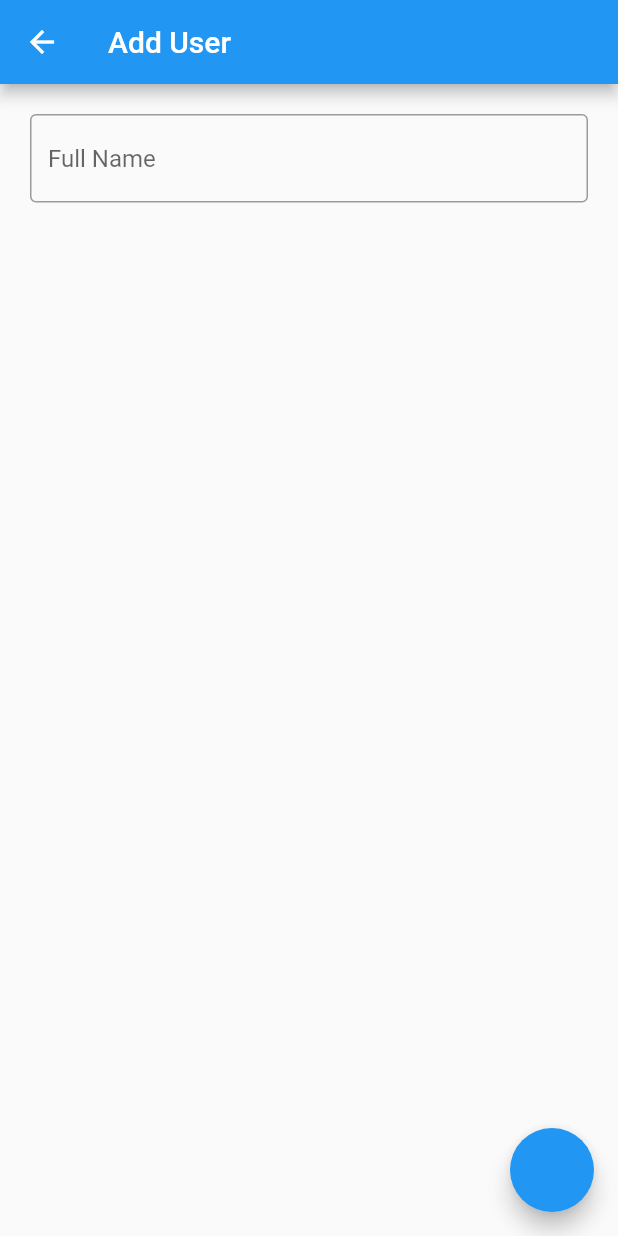
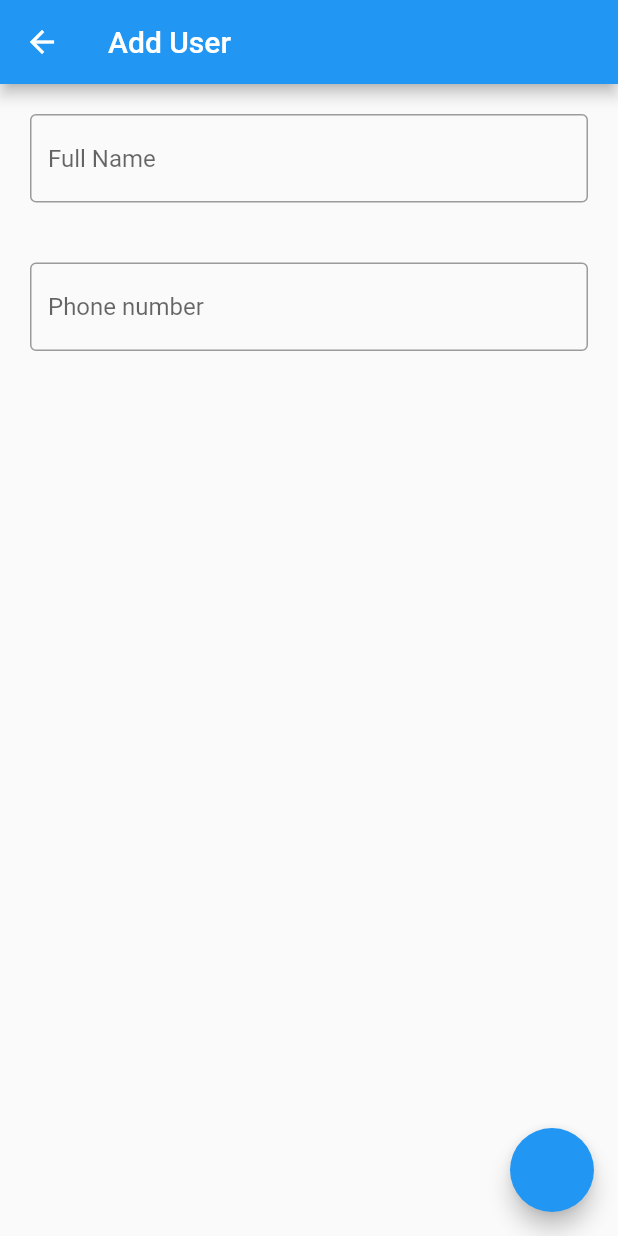
Before and after one commit to muhriddinbek-off/provider_example, a Flutter app: the AddUser screen opened directly, on a phone screen of 412 x 824 dp. Run offline on Flutter 3.47's test engine with Material 2 defaults, Android fonts, the phone set to English and light mode, and no system bars.

Commit message:
add user model

```diff
--- /dev/null
+++ b/lib/model/user.dart
@@ -0,0 +1,8 @@
+class User {
+  final String name;
+  final int phone;
+  User({
+    required this.name,
+    required this.phone,
+  });
+}
--- a/lib/ui/add_user.dart
+++ b/lib/ui/add_user.dart
@@ -1,10 +1,12 @@
 import 'package:flutter/material.dart';
 import 'package:provider/provider.dart';
 import 'package:provider_example/model/model.dart';
+import 'package:provider_example/model/user.dart';
 
 class AddUser extends StatelessWidget {
   AddUser({super.key});
   TextEditingController controller = TextEditingController();
+  TextEditingController controller1 = TextEditingController();
   @override
   Widget build(BuildContext context) {
     return Scaffold(
@@ -23,10 +25,20 @@ class AddUser extends StatelessWidget {
               ),
             ),
           ),
+          Padding(
+            padding: const EdgeInsets.all(20.0),
+            child: TextField(
+              controller: controller1,
+              decoration: const InputDecoration(
+                hintText: 'Phone number',
+                border: OutlineInputBorder(),
+              ),
+            ),
+          ),
         ],
       ),
       floatingActionButton: FloatingActionButton(onPressed: () {
-        context.read<ModelProvider>().getAdd(controller.text);
+        context.read<ModelProvider>().getAdd(User(name: controller.text, phone: int.parse(controller1.text)));
         Navigator.pop(context);
       }),
     );
--- a/lib/ui/home_screen.dart
+++ b/lib/ui/home_screen.dart
@@ -27,7 +27,8 @@ class HomeScreen extends StatelessWidget {
                 itemBuilder: (context, index) {
                   return ListTile(
                     leading: CircleAvatar(child: Text('${index + 1}')),
-                    title: Text(value.data[index]),
+                    title: Text(value.data[index].name),
+                    subtitle: Text(value.data[index].phone.toString()),
                     trailing: IconButton(
                       icon: const Icon(Icons.cancel),
                       onPressed: () {
```
Also changed, not shown: lib/model/model.dart (+6 -5 lines).
